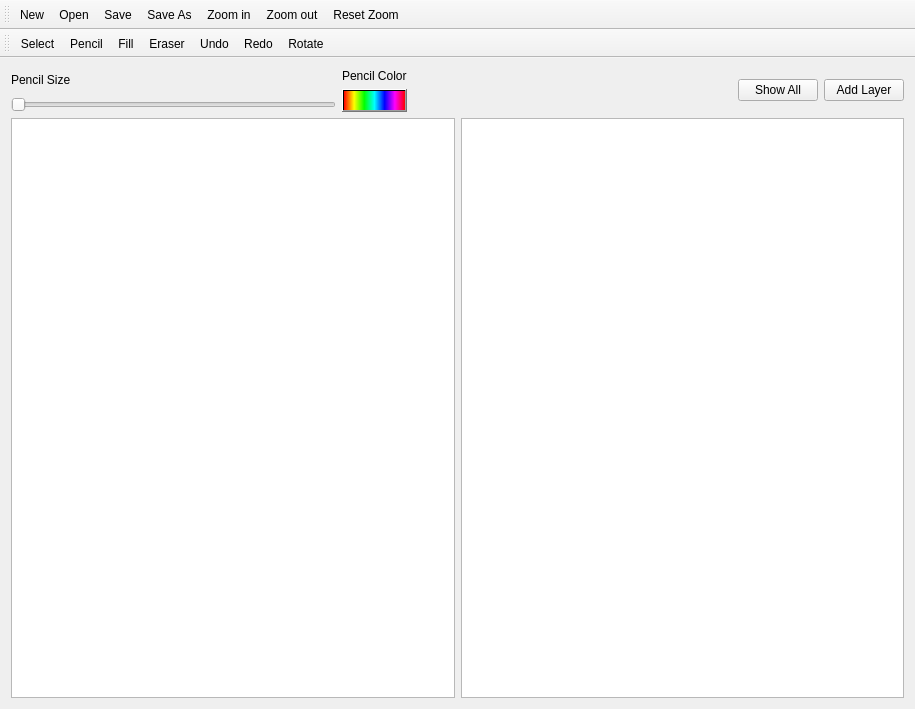
MATF-RS19/RS024-paint, file src/mainwindow.ui: the form before one commit.
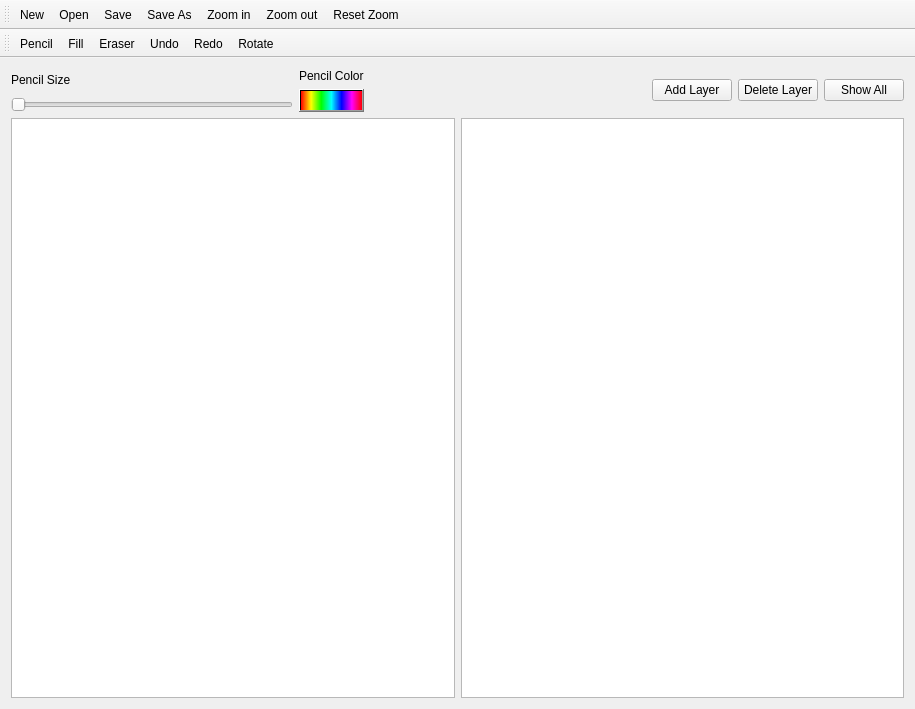
The form after the commit. Icons and pictures are not drawn.

Diff of the .ui file:
```diff
--- a/src/mainwindow.ui
+++ b/src/mainwindow.ui
@@ -97,13 +97,6 @@
         </property>
        </spacer>
       </item>
-      <item>
-       <widget class="QPushButton" name="pushButton_2">
-        <property name="text">
-         <string>Show All</string>
-        </property>
-       </widget>
-      </item>
       <item>
        <widget class="QPushButton" name="AddLayer">
         <property name="text">
@@ -111,6 +104,20 @@
         </property>
        </widget>
       </item>
+      <item>
+       <widget class="QPushButton" name="DeleteLayer">
+        <property name="text">
+         <string>Delete Layer</string>
+        </property>
+       </widget>
+      </item>
+      <item>
+       <widget class="QPushButton" name="pushButton_2">
+        <property name="text">
+         <string>Show All</string>
+        </property>
+       </widget>
+      </item>
      </layout>
     </item>
     <item>
@@ -163,7 +170,6 @@
    <attribute name="toolBarBreak">
     <bool>true</bool>
    </attribute>
-   <addaction name="actionSelect"/>
    <addaction name="actionPencil"/>
    <addaction name="actionFarba"/>
    <addaction name="actionEraser"/>
@@ -235,21 +241,6 @@
     <string>Shape</string>
    </property>
   </action>
-  <action name="actionSelect">
-   <property name="enabled">
-    <bool>true</bool>
-   </property>
-   <property name="icon">
-    <iconset resource="resources.qrc">
-     <normaloff>:/rec/images/Cursor-Select-icon.png</normaloff>:/rec/images/Cursor-Select-icon.png</iconset>
-   </property>
-   <property name="text">
-    <string>Select</string>
-   </property>
-   <property name="font">
-    <font/>
-   </property>
-  </action>
   <action name="actionEraser">
    <property name="icon">
     <iconset resource="resources.qrc">
```
Left out of the diff: 3 changed lines with no effect on the pictures.
